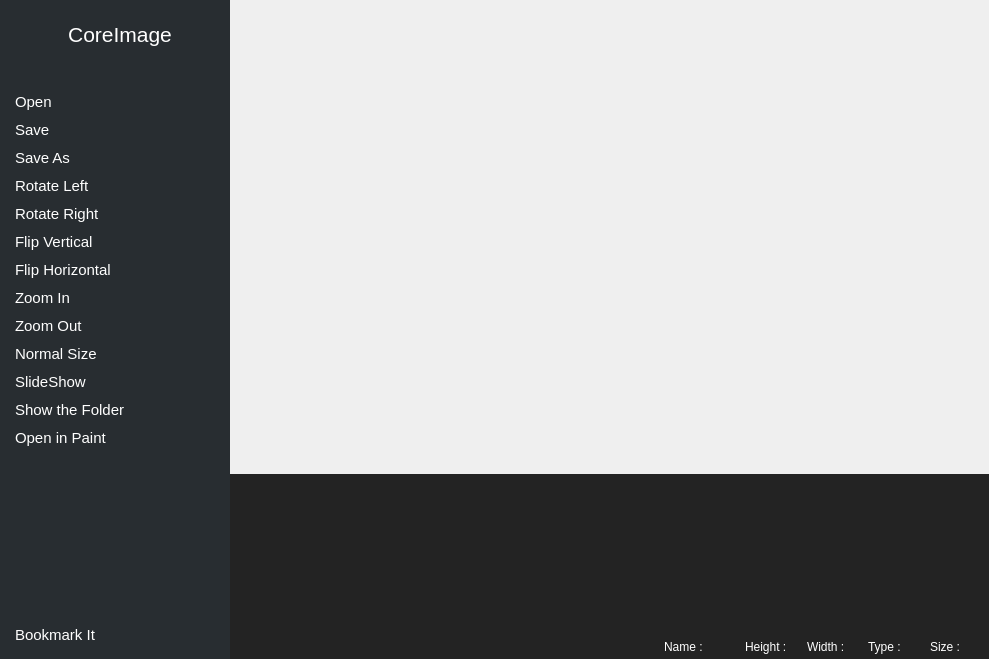
First picture: the form in app/coreimage/coreimage.ui, repository rahmanshaber/corebox, before the edit.
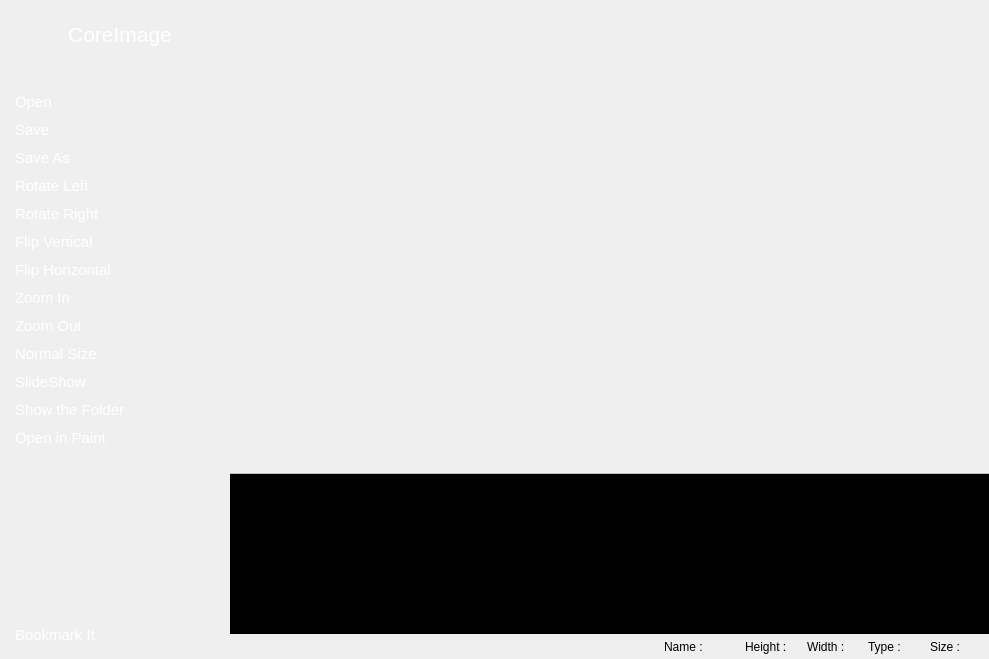
Second picture: the form after the edit. Icons and pictures are not drawn.

What changed in the file:
```diff
--- a/app/coreimage/coreimage.ui
+++ b/app/coreimage/coreimage.ui
@@ -17,6 +17,92 @@
    <iconset resource="../icons.qrc">
     <normaloff>:/icons/CoreImage.svg</normaloff>:/icons/CoreImage.svg</iconset>
   </property>
+  <property name="styleSheet">
+   <string notr="true">/*CoreImage*/
+
+#appTitle{
+    border: 1px #232323;
+    background-color: transparent;
+    color: #ffffff;}
+
+
+QWidget [accessibleName=&quot;shortcut&quot;]{
+    background-color: #282D31;
+    color: #ffffff;
+    border: 1px #434343;}
+
+QFrame  [accessibleName=&quot;navigationBar&quot;] {
+    background-color: #000000;
+    color: #E6E6E6;
+    border: 1px #434343;}
+
+
+#line{
+    background-color: #C0C0C0 ;
+    color: #C0C0C0;
+    border: 1px  #F2F2F2;
+}
+
+
+QPushButton{
+    background-color: transparent;
+    color: #ffffff;
+    Text-align:left;
+    border: 1px #434343;
+    padding: 5px 5px 5px 5px;}
+QPushButton:pressed{
+    background-color: #1167A3; }
+QPushButton:hover {
+    background-color: #1167A3;}
+
+
+QToolButton{
+    border: 1px #232323;
+    background-color: transparent;
+    color: #ffffff;}
+QToolButton:pressed{
+    background-color: #1167A3; }
+QToolButton:hover {
+    background-color: #1167A3; }
+QToolButton:checked{
+    background-color: #1167A3;}
+
+
+QListView{
+    background-color: #000000;
+    padding:5px 5px 5px 5px;}
+
+
+QScrollBar:vertical {
+    background-color: rgba( 0, 0, 0, 72% );
+    max-width: 8px;
+    border-radius: 4px;
+    padding: 1px; }
+QScrollBar:horizontal {
+    background-color: rgba( 0, 0, 0, 72% );
+    max-height: 8px;
+    border-radius: 4px;
+    padding: 1px; }
+QScrollBar::handle:horizontal,
+QScrollBar::handle:vertical {
+    background-color: silver;
+    max-width: 6px;
+    border-radius: 3px; }
+QScrollBar::sub-page:horizontal,
+QScrollBar::sub-page:vertical {
+    background-color: rgba( 0, 0, 0, 72% ); }
+QScrollBar::add-page:horizontal,
+QScrollBar::add-page:vertical {
+    background-color: rgba( 0, 0, 0, 72% ); }
+QScrollBar::add-line:vertical,
+QScrollBar::sub-line:vertical {
+    width: 0px; height: 0px; }
+QScrollBar::add-line:horizontal,
+QScrollBar::sub-line:horizontal {
+    width: 0px; height: 0px; }
+
+</string>
+  </property>
   <layout class="QHBoxLayout" name="horizontalLayout_3">
    <property name="spacing">
     <number>0</number>
@@ -53,26 +139,8 @@
        <height>16777215</height>
       </size>
      </property>
-     <property name="styleSheet">
-      <string notr="true">QWidget{
-background-color: #282D31;
-color: #ffffff;
-border: 1px rgb(67, 67, 67);
-}
-
-QPushButton{
-Text-align:left;
-padding: 5px 5px 5px 5px;
-}
-
-QPushButton:pressed{
-background-color: #1D2025; 
-}
-
-QPushButton:hover {
-background-color: #1D2025;
-}
-</string>
+     <property name="accessibleName">
+      <string>shortcut</string>
      </property>
      <layout class="QVBoxLayout" name="verticalLayout">
       <property name="spacing">
@@ -556,10 +624,10 @@
         <number>0</number>
        </property>
        <property name="verticalScrollBarPolicy">
-        <enum>Qt::ScrollBarAlwaysOff</enum>
+        <enum>Qt::ScrollBarAsNeeded</enum>
        </property>
        <property name="horizontalScrollBarPolicy">
-        <enum>Qt::ScrollBarAlwaysOff</enum>
+        <enum>Qt::ScrollBarAsNeeded</enum>
        </property>
        <property name="sizeAdjustPolicy">
         <enum>QAbstractScrollArea::AdjustIgnored</enum>
@@ -574,7 +642,7 @@
         <property name="geometry">
          <rect>
           <x>102</x>
-          <y>13</y>
+          <y>12</y>
           <width>553</width>
           <height>446</height>
          </rect>
@@ -585,6 +653,22 @@
        </widget>
       </widget>
      </item>
+     <item>
+      <widget class="Line" name="line">
+       <property name="maximumSize">
+        <size>
+         <width>16777215</width>
+         <height>1</height>
+        </size>
+       </property>
+       <property name="frameShadow">
+        <enum>QFrame::Plain</enum>
+       </property>
+       <property name="orientation">
+        <enum>Qt::Horizontal</enum>
+       </property>
+      </widget>
+     </item>
      <item>
       <widget class="QListWidget" name="thumnailView">
        <property name="maximumSize">
@@ -604,31 +688,6 @@
        <property name="toolTip">
         <string>Thumbnail View</string>
        </property>
-       <property name="styleSheet">
-        <string notr="true">QListView{
-background-color: #232323;
-padding:5px 5px 5px 5px;
-}
-
-QScrollBar::horizontal {
-    background: red;
-    position: absolute;
-}
-
-QScrollBar::handle:horizontal {
-   background: #363941;
-   height:10px;
-}
-
-QScrollBar::add-page:horizontal {
-    background: #232323;
-}
-
-QScrollBar::sub-page:horizontal {
-    background: #232323;
-}
-</string>
-       </property>
        <property name="frameShape">
         <enum>QFrame::NoFrame</enum>
        </property>
@@ -716,28 +775,9 @@
       </widget>
      </item>
      <item>
-      <widget class="QFrame" name="navigation">
-       <property name="styleSheet">
-        <string notr="true">QWidget{
-background-color: #232323;
-color: #E6E6E6;
-border: 1px #434343;
-}
-
-QPushButton:pressed{
-background-color: #1D2025; 
-}
-
-QPushButton:hover {
-background-color: #1D2025;
-}
-</string>
-       </property>
-       <property name="frameShape">
-        <enum>QFrame::NoFrame</enum>
-       </property>
-       <property name="frameShadow">
-        <enum>QFrame::Raised</enum>
+      <widget class="QWidget" name="navigation" native="true">
+       <property name="accessibleName">
+        <string>navigationBar</string>
        </property>
        <layout class="QHBoxLayout" name="horizontalLayout_2">
         <property name="spacing">
@@ -957,10 +997,6 @@
         </item>
         <item>
          <widget class="QLabel" name="name">
-          <property name="styleSheet">
-           <string notr="true">color: white;
-Text-align:left;</string>
-          </property>
           <property name="text">
            <string>Name :</string>
           </property>
@@ -1014,10 +1050,6 @@
            </property>
            <item>
             <widget class="QLabel" name="height">
-             <property name="styleSheet">
-              <string notr="true">color: white;
-Text-align:left;</string>
-             </property>
              <property name="text">
               <string>Height :</string>
              </property>
@@ -1025,10 +1057,6 @@
            </item>
            <item>
             <widget class="QLabel" name="width">
-             <property name="styleSheet">
-              <string notr="true">color: white;
-Text-align:left;</string>
-             </property>
              <property name="text">
               <string>Width :</string>
              </property>
@@ -1036,10 +1064,6 @@
            </item>
            <item>
             <widget class="QLabel" name="type">
-             <property name="styleSheet">
-              <string notr="true">color: white;
-Text-align:left;</string>
-             </property>
              <property name="text">
               <string>Type :</string>
              </property>
@@ -1047,10 +1071,6 @@
            </item>
            <item>
             <widget class="QLabel" name="size">
-             <property name="styleSheet">
-              <string notr="true">color: white;
-Text-align:left;</string>
-             </property>
              <property name="text">
               <string>Size :</string>
              </property>
```
Left out of the diff: 4 changed lines with no effect on the pictures.
